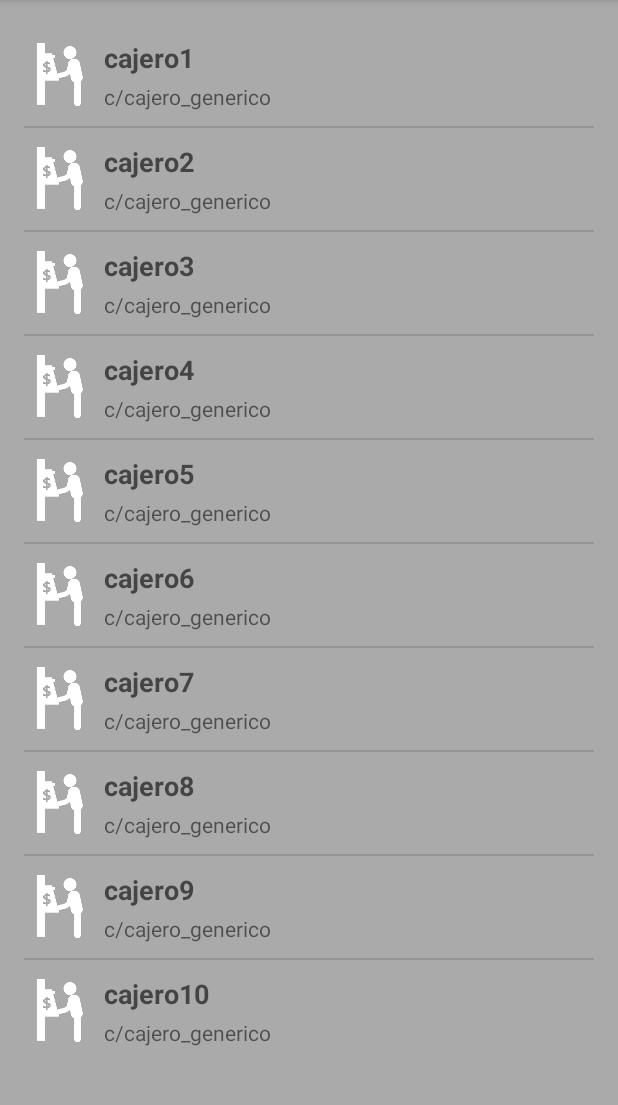
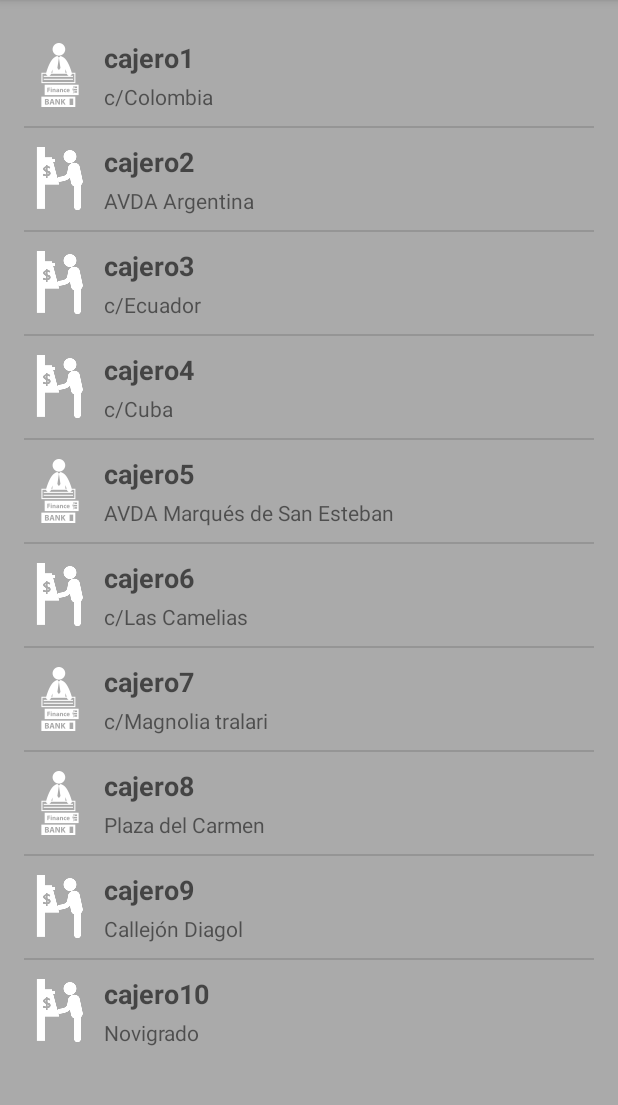
Before and after one commit to JosueMH/SACAPASTA, an Android app: the screen it shows after launch (MainActivity), on a phone screen of 412 x 824 dp, the part 84-1189 px from its top. Run offline under Robolectric (Android 15) with nearby library versions, the phone set to English and light mode, and no system bars.

Commit message:
Adaptador personalizado. Layout probablemente definitivo.

```diff
--- /dev/null
+++ b/app/src/main/java/es/marques/sacapasta/Cajero.java
@@ -0,0 +1,41 @@
+package es.marques.sacapasta;
+
+/**
+ * Created by Josue on 18/03/2016.
+ */
+public class Cajero {
+
+    private String nombre;
+    private String direccion;
+    private String tipo;
+
+    public Cajero(String name, String direction, String type){
+        this.setDireccion(direction);
+        this.setNombre(name);
+        this.setTipo(type);
+    }
+
+    public String getDireccion() {
+        return direccion;
+    }
+
+    public void setDireccion(String direccion) {
+        this.direccion = direccion;
+    }
+
+    public String getNombre() {
+        return nombre;
+    }
+
+    public void setNombre(String nombre) {
+        this.nombre = nombre;
+    }
+
+    public String getTipo() {
+        return tipo;
+    }
+
+    public void setTipo(String tipo) {
+        this.tipo = tipo;
+    }
+}
--- /dev/null
+++ b/app/src/main/java/es/marques/sacapasta/CajeroAdapter.java
@@ -0,0 +1,74 @@
+package es.marques.sacapasta;
+
+import android.content.Context;
+import android.content.res.Resources;
+import android.util.Log;
+import android.view.LayoutInflater;
+import android.view.View;
+import android.view.ViewGroup;
+import android.widget.BaseAdapter;
+import android.widget.ImageView;
+import android.widget.TextView;
+
+import java.util.List;
+
+/**
+ * Created by Josue on 18/03/2016.
+ */
+public class CajeroAdapter extends BaseAdapter {
+
+    private final List<Cajero> cajeros;
+    public LayoutInflater inflater;
+    Context context;
+
+    public CajeroAdapter(Context context, List<Cajero> atms) {
+        if (context == null || atms == null ) {
+            throw new IllegalArgumentException();
+        }
+        this.cajeros = atms;
+        this.inflater = LayoutInflater.from(context);
+        this.context = context;
+    }
+
+    @Override
+    public int getCount() {
+        return this.cajeros.size();
+    }
+
+    @Override
+    public Object getItem(int position) {
+        return this.cajeros.get(position);
+    }
+
+    @Override
+    public long getItemId(int position) {
+        return 0;
+    }
+
+    @Override
+    public View getView(int position, View convertView, ViewGroup parent) {
+        View cajero_simple_view = convertView;
+
+        // Comprobamos si el view a rellenar existe o hay que crearlo.
+        if(cajero_simple_view == null) {
+            cajero_simple_view = this.inflater.inflate(R.layout.layout_vista_simple_cajero,parent,false);
+        }
+
+        // Accedemos a los elementos del View a rellenar.
+        TextView mNameView = (TextView) cajero_simple_view.findViewById(R.id.TextView_nombreCajero);
+        TextView mDirectionView = (TextView) cajero_simple_view.findViewById(R.id.TextView_calleCajero);
+        ImageView mTypeView = (ImageView) cajero_simple_view.findViewById(R.id.imageView_tipoCajero);
+
+        // Rellenamos el View con los datos.
+        Cajero cajero = this.cajeros.get(position);
+        mNameView.setText(cajero.getNombre());
+        mDirectionView.setText(cajero.getDireccion());
+        //Aqui dependiendo del tipo del cajero, mostramos uno u otro icono:
+        if (cajero.getTipo().equals( context.getResources().getString(R.string.tipo_cajero_oficina))){
+            mTypeView.setImageResource(R.mipmap.ic_cajero_oficina);
+        }
+        else mTypeView.setImageResource(R.mipmap.ic_cajero_automatico);
+
+        return cajero_simple_view;
+    }
+}
--- a/app/src/main/java/es/marques/sacapasta/MainActivity.java
+++ b/app/src/main/java/es/marques/sacapasta/MainActivity.java
@@ -2,10 +2,16 @@ package es.marques.sacapasta;
 
 import android.support.v7.app.AppCompatActivity;
 import android.os.Bundle;
+import android.util.Log;
 import android.widget.ArrayAdapter;
 import android.widget.ListView;
 
+import java.util.ArrayList;
+import java.util.zip.Inflater;
+
 public class MainActivity extends AppCompatActivity {
+
+    ArrayList<Cajero> lista_cajeros= null;
 
     @Override
     protected void onCreate(Bundle savedInstanceState) {
@@ -13,9 +19,29 @@ public class MainActivity extends AppCompatActivity {
         setContentView(R.layout.activity_main);
 
         ListView lvItems = (ListView) findViewById(R.id.listView_cajeros);
+
         String [] cajeros = getResources().getStringArray(R.array.cajeros_nombre);
-        ArrayAdapter<String> adapter = new ArrayAdapter<String>(this,
-                R.layout.layout_vista_simple_cajero,R.id.TextView_nombreCajero,cajeros);
+        String [] calles = getResources().getStringArray(R.array.cajeros_calle);
+        String [] tipos = getResources().getStringArray(R.array.cajeros_tipo);
+
+        lista_cajeros = createLista_cajeros(cajeros, calles, tipos);
+
+        CajeroAdapter adapter = new CajeroAdapter(this,
+                lista_cajeros);
         lvItems.setAdapter(adapter);
     }
+
+    public ArrayList<Cajero> createLista_cajeros(String[] cajeros, String[] calles, String[] tipos){
+
+        if(cajeros.length != calles.length || cajeros.length != tipos.length){
+            throw new IllegalStateException();
+        }
+        ArrayList<Cajero> lista = new ArrayList<Cajero>();
+        for (int i=0; i<cajeros.length; i++){
+            Cajero c = new Cajero(cajeros[i], calles[i], tipos[i]);
+            lista.add(c);
+        }
+
+        return lista;
+    }
 }
--- a/app/src/main/res/values/arrays.xml
+++ b/app/src/main/res/values/arrays.xml
@@ -27,16 +27,16 @@
     </string-array>
 
     <string-array name="cajeros_tipo">
-        <item name="tipo1">1</item>
-        <item name="tipo2">2</item>
-        <item name="tipo3">2</item>
-        <item name="tipo4">2</item>
-        <item name="tipo5">1</item>
-        <item name="tipo6">2</item>
-        <item name="tipo7">1</item>
-        <item name="tipo8">1</item>
-        <item name="tipo9">2</item>
-        <item name="tipo10">2</item>
+        <item name="tipo1">@string/tipo_cajero_oficina</item>
+        <item name="tipo2">@string/tipo_cajero_automatico</item>
+        <item name="tipo3">@string/tipo_cajero_automatico</item>
+        <item name="tipo4">@string/tipo_cajero_automatico</item>
+        <item name="tipo5">@string/tipo_cajero_oficina</item>
+        <item name="tipo6">@string/tipo_cajero_automatico</item>
+        <item name="tipo7">@string/tipo_cajero_oficina</item>
+        <item name="tipo8">@string/tipo_cajero_oficina</item>
+        <item name="tipo9">@string/tipo_cajero_automatico</item>
+        <item name="tipo10">@string/tipo_cajero_automatico</item>
     </string-array>
 
 
--- a/app/src/main/res/values/strings.xml
+++ b/app/src/main/res/values/strings.xml
@@ -22,4 +22,7 @@
     <string name="calle_cajero8">Plaza del Carmen</string>
     <string name="calle_cajero9">Callejón Diagol</string>
     <string name="calle_cajero10">Novigrado</string>
+
+    <string name="tipo_cajero_oficina">oficina</string>
+    <string name="tipo_cajero_automatico">automatico</string>
 </resources>
```
Also changed, not shown: app/src/main/ic_cajero_oficina-web.png (added), app/src/main/res/mipmap-hdpi/ic_cajero_oficina.png (added), app/src/main/res/mipmap-mdpi/ic_cajero_oficina.png (added), app/src/main/res/mipmap-xhdpi/ic_cajero_oficina.png (added), app/src/main/res/mipmap-xxhdpi/ic_cajero_oficina.png (added), app/src/main/res/mipmap-xxxhdpi/ic_cajero_oficina.png (added).
